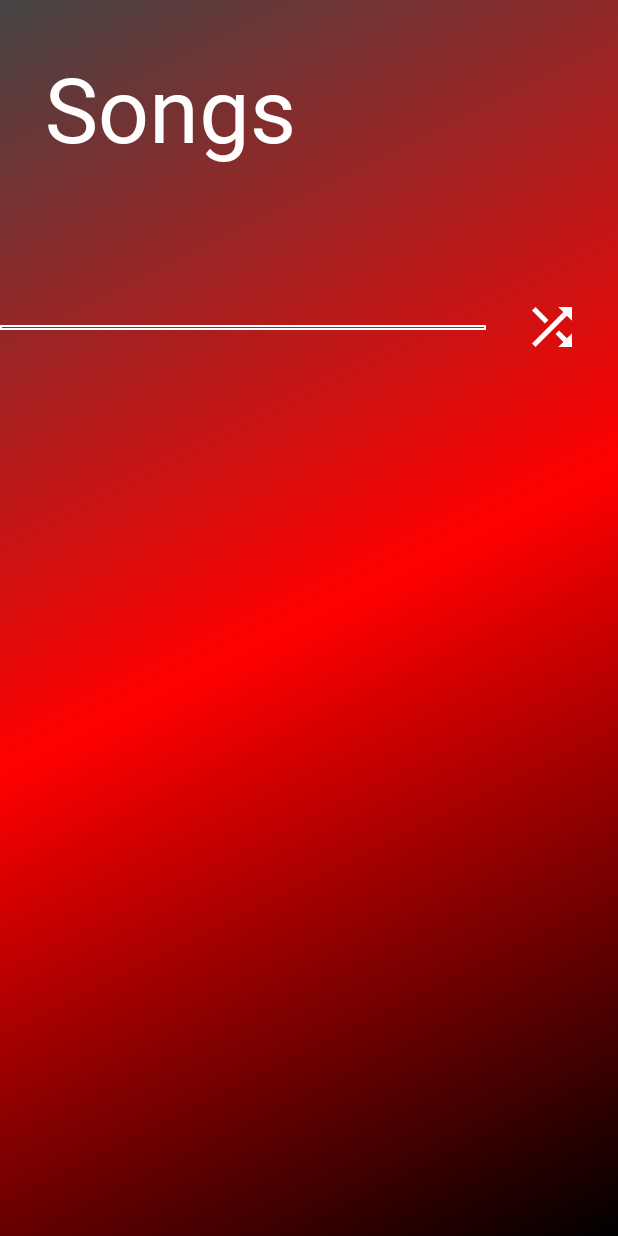
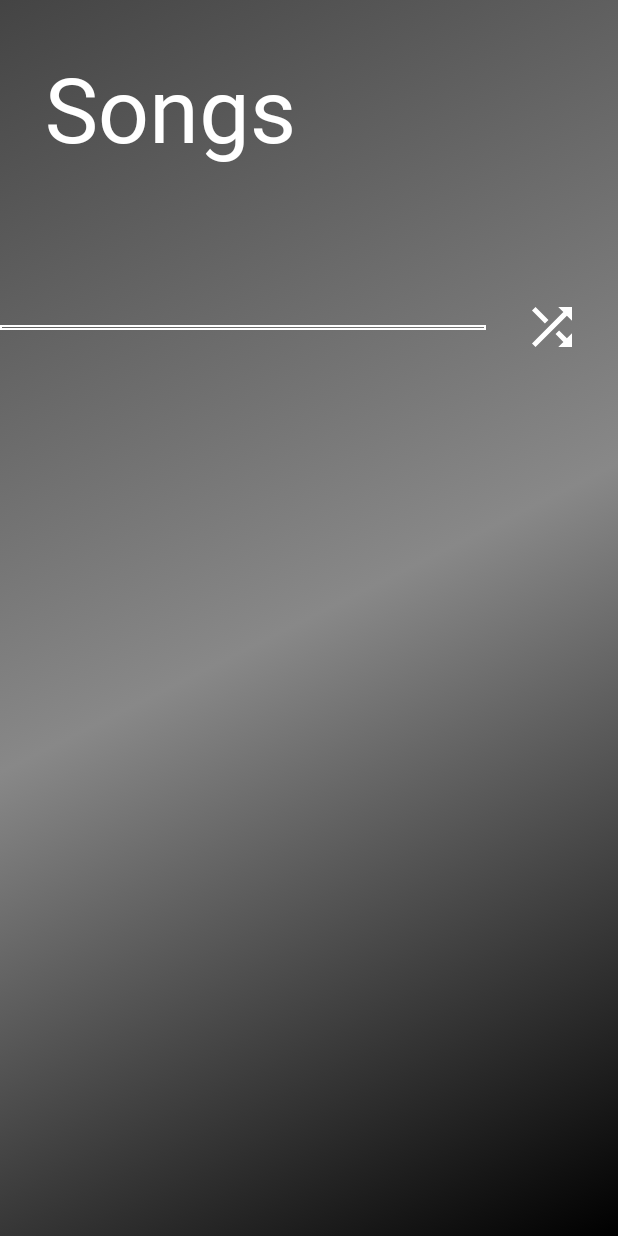
Before and after one commit to SudhanshuDubey5001/TifyApp, an Android app built with Jetpack Compose: the screen it shows after launch (MainActivity), on a phone screen of 412 x 824 dp. Run offline under Robolectric (Android 15) with nearby library versions, the phone set to English and light mode, and no system bars; our stand-ins replace Dagger/Hilt's generated code, Firebase (no records; nobody signed in at launch, a user with empty details on screens opened directly); libraries missing offline, so code that uses them is left out: androidx.palette.graphics, coil.decode; Roboto replaces fonts that are not available here; 5 statements that could not run were skipped.

Commit message:
added screenshots

```diff
--- a/app/src/main/java/com/sudhanshu/spotifyclone/ui/songslist/SongsListViewModel.kt
+++ b/app/src/main/java/com/sudhanshu/spotifyclone/ui/songslist/SongsListViewModel.kt
@@ -25,7 +25,7 @@ import kotlinx.coroutines.launch
 import javax.inject.Inject
 
 private var _gradientColorList =
-    MutableStateFlow(listOf(Color.Black, Color.DarkGray, Color.Red, Color.Black, Color.Black))
+    MutableStateFlow(listOf(Color.Black, Color.DarkGray, Color.Gray, Color.Black, Color.Black))
 val gradientColorList = _gradientColorList.asStateFlow()
 
 @HiltViewModel
@@ -34,6 +34,7 @@ class SongsListViewModel @Inject constructor(
     private val songCollection: CollectionReference,
     @ApplicationContext context: Context
 ) : ViewModel() {
+
     //variables connected to view
     private var _songsList = MutableStateFlow(listOf<Song>())
     val songsListFlow = _songsList.asStateFlow()
@@ -107,13 +108,13 @@ class SongsListViewModel @Inject constructor(
                 }
             }
             PlayerEvents.onplayNextSong -> {
-                if(player.hasNextMediaItem()) exoplayerInstance.performPlayNextSong()
+                if (player.hasNextMediaItem()) exoplayerInstance.performPlayNextSong()
                 else {
                     exoplayerInstance.performPreparePlaylist(songsList)
                 }
             }
             PlayerEvents.onplayPreviousSong -> {
-                if(player.hasPreviousMediaItem()) exoplayerInstance.performPlayPreviousSong()
+                if (player.hasPreviousMediaItem()) exoplayerInstance.performPlayPreviousSong()
             }
             is PlayerEvents.onChangeColorGradient -> {
                 viewModelScope.launch {
--- a/app/src/main/java/com/sudhanshu/spotifyclone/ui/theme/Theme.kt
+++ b/app/src/main/java/com/sudhanshu/spotifyclone/ui/theme/Theme.kt
@@ -15,6 +15,8 @@ import androidx.compose.ui.graphics.toArgb
 import androidx.compose.ui.platform.LocalContext
 import androidx.compose.ui.platform.LocalView
 import androidx.core.view.ViewCompat
+import androidx.hilt.navigation.compose.hiltViewModel
+import com.sudhanshu.spotifyclone.ui.songslist.SongsListViewModel
 import com.sudhanshu.spotifyclone.ui.songslist.gradientColorList
 
 @Composable
@@ -22,7 +24,7 @@ fun SpotifyCloneTheme(
     darkTheme: Boolean = isSystemInDarkTheme(),
     // Dynamic color is available on Android 12+
     dynamicColor: Boolean = true,
-    content: @Composable () -> Unit
+    content: @Composable () -> Unit,
 ) {
 
     val gradientColorList = gradientColorList.collectAsState()
```
Also changed, not shown: 5 other files.
